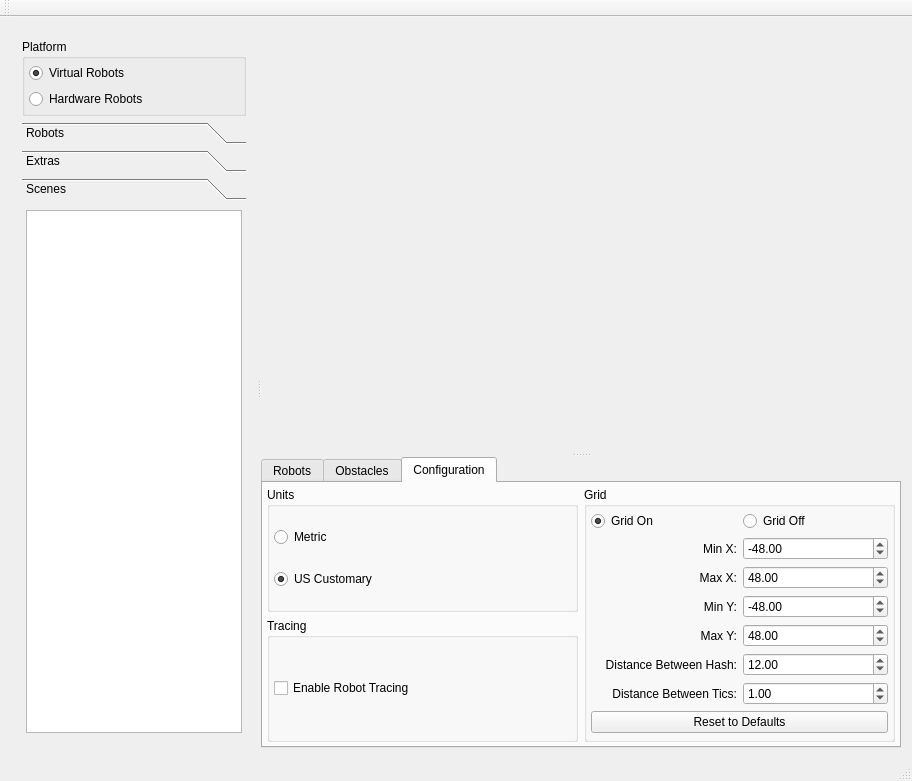
gucwakj/RoboSim, file forms/mainwindow.ui: the form before one commit.
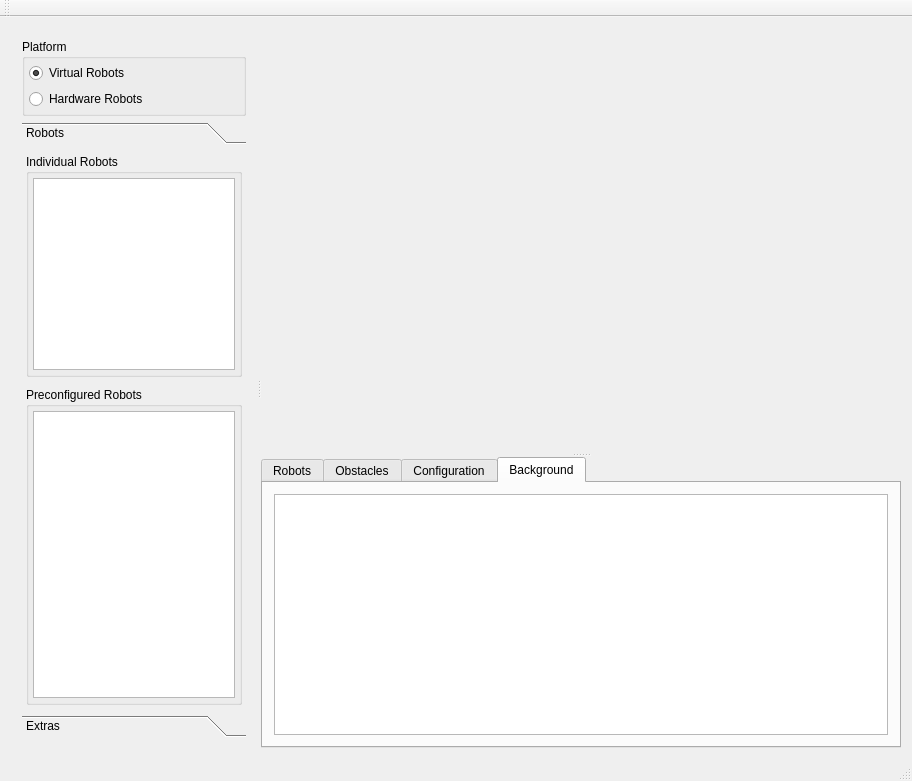
The form after the commit. The open tabs and pages were chosen to show the change. Custom widgets are drawn as their Qt base class.

Commit message: move background selector

```diff
--- a/forms/mainwindow.ui
+++ b/forms/mainwindow.ui
@@ -98,7 +98,7 @@
              <x>0</x>
              <y>0</y>
              <width>249</width>
-             <height>520</height>
+             <height>551</height>
             </rect>
            </property>
            <attribute name="label">
@@ -480,88 +480,6 @@
             </item>
            </layout>
           </widget>
-          <widget class="QWidget" name="scenes">
-           <property name="geometry">
-            <rect>
-             <x>0</x>
-             <y>0</y>
-             <width>249</width>
-             <height>520</height>
-            </rect>
-           </property>
-           <attribute name="label">
-            <string>Scenes</string>
-           </attribute>
-           <layout class="QVBoxLayout" name="verticalLayout_13">
-            <property name="spacing">
-             <number>10</number>
-            </property>
-            <property name="margin">
-             <number>4</number>
-            </property>
-            <item>
-             <widget class="QListWidget" name="list_scenes">
-              <property name="sizePolicy">
-               <sizepolicy hsizetype="Preferred" vsizetype="Preferred">
-                <horstretch>0</horstretch>
-                <verstretch>0</verstretch>
-               </sizepolicy>
-              </property>
-              <property name="horizontalScrollBarPolicy">
-               <enum>Qt::ScrollBarAsNeeded</enum>
-              </property>
-              <property name="showDropIndicator" stdset="0">
-               <bool>false</bool>
-              </property>
-              <property name="dragEnabled">
-               <bool>true</bool>
-              </property>
-              <property name="dragDropMode">
-               <enum>QAbstractItemView::NoDragDrop</enum>
-              </property>
-              <property name="defaultDropAction">
-               <enum>Qt::IgnoreAction</enum>
-              </property>
-              <property name="iconSize">
-               <size>
-                <width>64</width>
-                <height>64</height>
-               </size>
-              </property>
-              <property name="movement">
-               <enum>QListView::Static</enum>
-              </property>
-              <property name="flow">
-               <enum>QListView::LeftToRight</enum>
-              </property>
-              <property name="resizeMode">
-               <enum>QListView::Adjust</enum>
-              </property>
-              <property name="layoutMode">
-               <enum>QListView::Batched</enum>
-              </property>
-              <property name="spacing">
-               <number>4</number>
-              </property>
-              <property name="gridSize">
-               <size>
-                <width>128</width>
-                <height>96</height>
-               </size>
-              </property>
-              <property name="viewMode">
-               <enum>QListView::IconMode</enum>
-              </property>
-              <property name="uniformItemSizes">
-               <bool>false</bool>
-              </property>
-              <property name="wordWrap">
-               <bool>true</bool>
-              </property>
-             </widget>
-            </item>
-           </layout>
-          </widget>
          </widget>
         </item>
        </layout>
@@ -607,7 +525,7 @@
          <enum>QTabWidget::Rounded</enum>
         </property>
         <property name="currentIndex">
-         <number>2</number>
+         <number>3</number>
         </property>
         <property name="movable">
          <bool>true</bool>
@@ -930,6 +848,16 @@
           </item>
          </layout>
         </widget>
+        <widget class="QWidget" name="tab_background">
+         <attribute name="title">
+          <string>Background</string>
+         </attribute>
+         <layout class="QHBoxLayout" name="horizontalLayout_4">
+          <item>
+           <widget class="QListWidget" name="backgroundListWidget"/>
+          </item>
+         </layout>
+        </widget>
        </widget>
       </widget>
      </widget>
```
Left out of the diff: 4 changed lines with no effect on the pictures. The commit also changes 3 other files.
